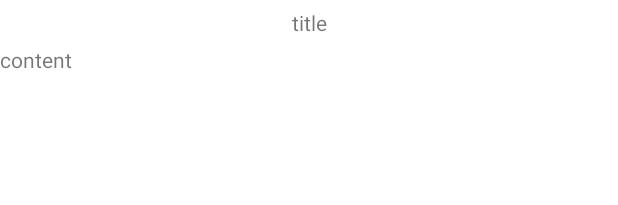
After one commit to buidanhtuan/Save-Me, an Android app: the layout adapter_note_text.xml on its own in the app's theme, with its tools: preview values and no code run, on a phone screen of 412 x 824 dp. The commit adds this screen. Shown: the top 205 px of the screen. Run offline under Robolectric (Android 15) with nearby library versions, the phone set to English and light mode, and no system bars.

Commit message:
fix adapter

```diff
--- /dev/null
+++ b/Save Me/app/src/main/res/layout/adapter_note_text.xml
@@ -0,0 +1,34 @@
+<?xml version="1.0" encoding="utf-8"?>
+<androidx.constraintlayout.widget.ConstraintLayout xmlns:android="http://schemas.android.com/apk/res/android"
+    android:layout_width="match_parent"
+    android:layout_height="match_parent"
+    xmlns:app="http://schemas.android.com/apk/res-auto"
+    android:background="@android:color/white">
+
+    <TextView
+        android:id="@+id/title_text"
+        android:layout_width="match_parent"
+        android:layout_height="30dp"
+        android:maxLines="1"
+        android:text="title"
+        android:gravity="center"
+        app:layout_constraintStart_toStartOf="parent"
+        app:layout_constraintEnd_toEndOf="parent"
+        app:layout_constraintTop_toTopOf="parent"/>
+    <TextView
+        android:id="@+id/content_text"
+        android:layout_width="match_parent"
+        android:layout_height="150dp"
+        android:maxLines="3"
+        android:text="content"
+        app:layout_constraintStart_toStartOf="parent"
+        app:layout_constraintEnd_toEndOf="parent"
+        app:layout_constraintTop_toBottomOf="@id/title_text"/>
+    <TextView
+        android:id="@+id/id"
+        android:layout_width="0dp"
+        android:layout_height="0dp"
+        app:layout_constraintStart_toStartOf="parent"
+        app:layout_constraintTop_toBottomOf="@id/content_text"/>
+
+</androidx.constraintlayout.widget.ConstraintLayout>
```
Also changed, not shown: Save Me/app/src/main/java/com/buidanhtuan/saveme/view/adapter/NoteAdapter.kt (+56 -11 lines), Save Me/app/src/main/java/com/buidanhtuan/saveme/view/fragment/ListNoteFragment.kt (+2 -5 lines), Save Me/app/src/main/res/layout/adapter_note_image.xml (renamed from Save Me/app/src/main/res/layout/adapter_note.xml, +3 -13 lines).
